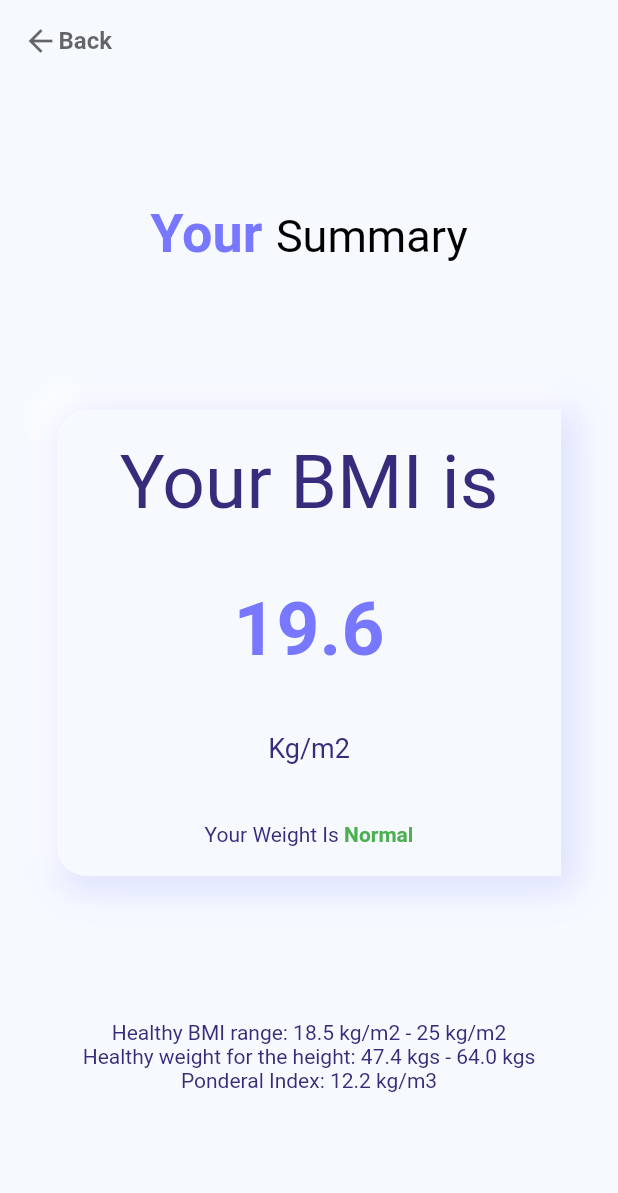
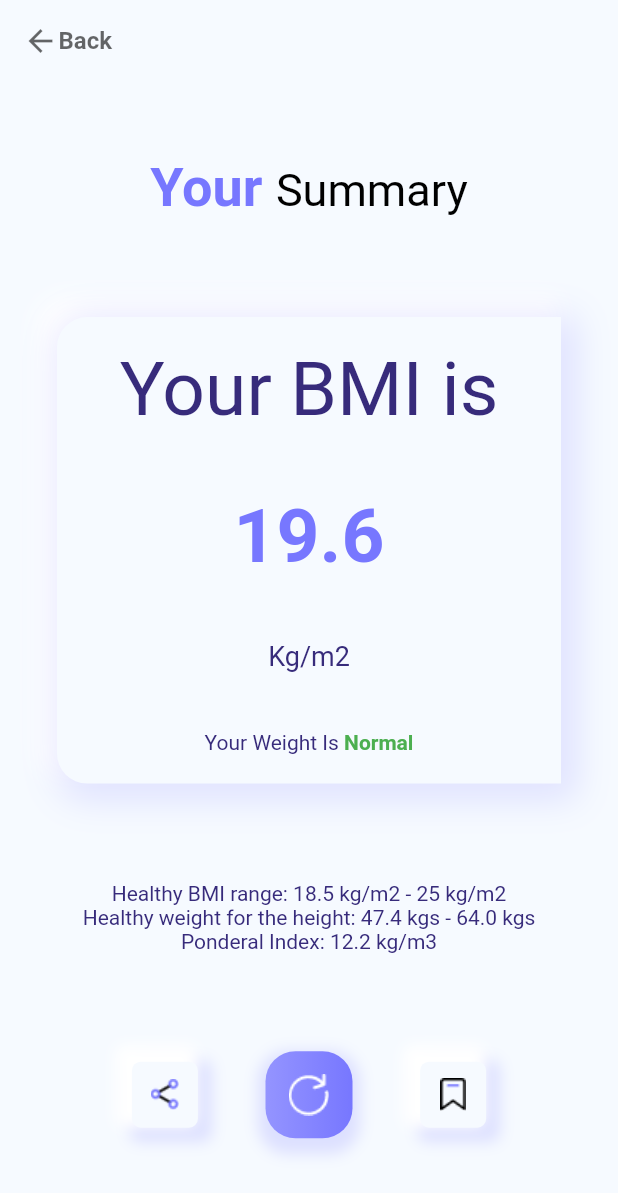
Before and after one commit to alirrah/BMI_Application, a Flutter app: the resultPage screen opened directly, on a phone screen of 412 x 824 dp. Shown: the top 1193 px of the screen. Run offline on Flutter 3.47's test engine with Material 2 defaults, Android fonts, the phone set to English and light mode, and no system bars; Roboto replaces fonts that are missing (koodar, louis).

Commit message:
add save, share, and refresh button

```diff
--- a/lib/screen/result_page.dart
+++ b/lib/screen/result_page.dart
@@ -143,6 +143,48 @@ class resultPage extends StatelessWidget {
               ),
             ),
             const Spacer(),
+            Padding(
+              padding: EdgeInsets.symmetric(horizontal: MediaQuery.of(context).size.width * 0.16),
+              child: Row(
+                mainAxisAlignment: MainAxisAlignment.spaceBetween,
+                children: [
+                  MaterialButton(
+                    onPressed: (){
+                      //TODO -> share
+                    },
+                    child: Container(
+                      width: 44,
+                      height: 44,
+                      decoration: boxStyle4,
+                      child: Image.asset("asset/share.png"),
+                    ),
+                  ),
+                  MaterialButton(
+                    onPressed: (){
+                      Navigator.of(context).pop();
+                    },
+                    child: Container(
+                      height: 58,
+                      width: 58,
+                      decoration: boxStyle3,
+                      child: Image.asset("asset/refresh.png"),
+                    ),
+                  ),
+                  MaterialButton(
+                    onPressed: (){
+                      //TODO -> save
+                    },
+                    child: Container(
+                      width: 44,
+                      height: 44,
+                      decoration: boxStyle4,
+                      child: Image.asset("asset/save.png"),
+                    ),
+                  ),
+                ],
+              ),
+            ),
+            const Spacer(),
           ],
         ),
       ),
--- a/lib/style/style.dart
+++ b/lib/style/style.dart
@@ -137,6 +137,25 @@ BoxDecoration boxStyle3 = BoxDecoration(
     ]
 );
 
+BoxDecoration boxStyle4 = BoxDecoration(
+  borderRadius: BorderRadius.circular(6),
+  color: backgroundColor,
+  boxShadow: [
+    BoxShadow(
+      color: darkPurple,
+      offset: const Offset(4, 4),
+      spreadRadius: 5,
+      blurRadius: 8,
+    ),
+    const BoxShadow(
+      color: Colors.white,
+      offset: Offset(-6, -6),
+      spreadRadius: 5,
+      blurRadius: 7,
+    ),
+  ],
+);
+
 List<List<String>> text = [
   //0
   [
```
Also changed, not shown: asset/refresh.png (added), asset/save.png (added), asset/share.png (added).
